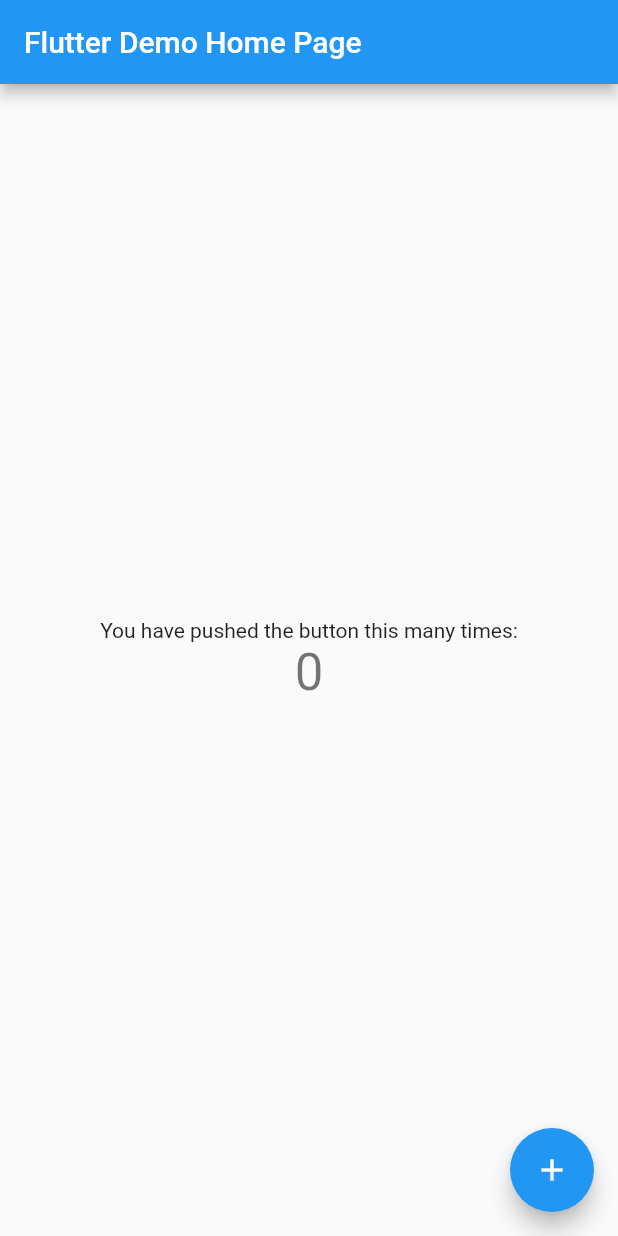
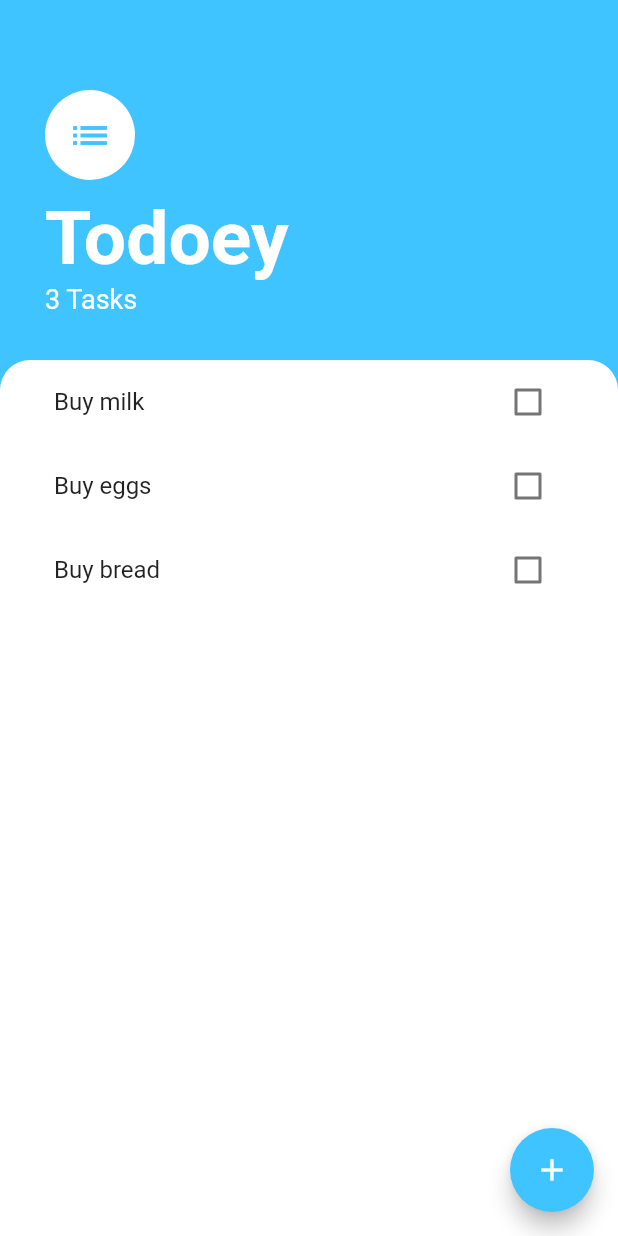
Before and after one commit to Z-inator/todoey_flutterTutorial, a Flutter app: the screen it shows after launch, on a phone screen of 412 x 824 dp. Run offline on Flutter 3.47's test engine with Material 2 defaults, Android fonts, the phone set to English and light mode, and no system bars.

Commit message:
Final Commit

```diff
--- a/lib/main.dart
+++ b/lib/main.dart
@@ -1,113 +1,18 @@
 import 'package:flutter/material.dart';
+import 'package:todoey_flutter/screens/tasks_screen.dart';
+import 'package:provider/provider.dart';
+import 'package:todoey_flutter/models/task_data.dart';
 
-void main() {
-  runApp(MyApp());
-}
+void main() => runApp(MyApp());
 
 class MyApp extends StatelessWidget {
-  // This widget is the root of your application.
   @override
   Widget build(BuildContext context) {
-    return MaterialApp(
-      title: 'Flutter Demo',
-      theme: ThemeData(
-        // This is the theme of your application.
-        //
-        // Try running your application with "flutter run". You'll see the
-        // application has a blue toolbar. Then, without quitting the app, try
-        // changing the primarySwatch below to Colors.green and then invoke
-        // "hot reload" (press "r" in the console where you ran "flutter run",
-        // or simply save your changes to "hot reload" in a Flutter IDE).
-        // Notice that the counter didn't reset back to zero; the application
-        // is not restarted.
-        primarySwatch: Colors.blue,
+    return ChangeNotifierProvider(
+      create: (context) => TaskData(),
+      child: MaterialApp(
+        home: TasksScreen(),
       ),
-      home: MyHomePage(title: 'Flutter Demo Home Page'),
     );
   }
 }
-
-class MyHomePage extends StatefulWidget {
-  MyHomePage({Key key, this.title}) : super(key: key);
-
-  // This widget is the home page of your application. It is stateful, meaning
-  // that it has a State object (defined below) that contains fields that affect
-  // how it looks.
-
-  // This class is the configuration for the state. It holds the values (in this
-  // case the title) provided by the parent (in this case the App widget) and
-  // used by the build method of the State. Fields in a Widget subclass are
-  // always marked "final".
-
-  final String title;
-
-  @override
-  _MyHomePageState createState() => _MyHomePageState();
-}
-
-class _MyHomePageState extends State<MyHomePage> {
-  int _counter = 0;
-
-  void _incrementCounter() {
-    setState(() {
-      // This call to setState tells the Flutter framework that something has
-      // changed in this State, which causes it to rerun the build method below
-      // so that the display can reflect the updated values. If we changed
-      // _counter without calling setState(), then the build method would not be
-      // called again, and so nothing would appear to happen.
-      _counter++;
-    });
-  }
-
-  @override
-  Widget build(BuildContext context) {
-    // This method is rerun every time setState is called, for instance as done
-    // by the _incrementCounter method above.
-    //
-    // The Flutter framework has been optimized to make rerunning build methods
-    // fast, so that you can just rebuild anything that needs updating rather
-    // than having to individually change instances of widgets.
-    return Scaffold(
-      appBar: AppBar(
-        // Here we take the value from the MyHomePage object that was created by
-        // the App.build method, and use it to set our appbar title.
-        title: Text(widget.title),
-      ),
-      body: Center(
-        // Center is a layout widget. It takes a single child and positions it
-        // in the middle of the parent.
-        child: Column(
-          // Column is also a layout widget. It takes a list of children and
-          // arranges them vertically. By default, it sizes itself to fit its
-          // children horizontally, and tries to be as tall as its parent.
-          //
-          // Invoke "debug painting" (press "p" in the console, choose the
-          // "Toggle Debug Paint" action from the Flutter Inspector in Android
-          // Studio, or the "Toggle Debug Paint" command in Visual Studio Code)
-          // to see the wireframe for each widget.
-          //
-          // Column has various properties to control how it sizes itself and
-          // how it positions its children. Here we use mainAxisAlignment to
-          // center the children vertically; the main axis here is the vertical
-          // axis because Columns are vertical (the cross axis would be
-          // horizontal).
-          mainAxisAlignment: MainAxisAlignment.center,
-          children: <Widget>[
-            Text(
-              'You have pushed the button this many times:',
-            ),
-            Text(
-              '$_counter',
-              style: Theme.of(context).textTheme.headline4,
-            ),
-          ],
-        ),
-      ),
-      floatingActionButton: FloatingActionButton(
-        onPressed: _incrementCounter,
-        tooltip: 'Increment',
-        child: Icon(Icons.add),
-      ), // This trailing comma makes auto-formatting nicer for build methods.
-    );
-  }
-}
--- /dev/null
+++ b/lib/models/task.dart
@@ -0,0 +1,10 @@
+class Task {
+  final String name;
+  bool isDone;
+
+  Task({this.name, this.isDone = false});
+
+  void toggleDone() {
+    isDone = !isDone;
+  }
+}
--- /dev/null
+++ b/lib/models/task_data.dart
@@ -0,0 +1,35 @@
+import 'package:flutter/foundation.dart';
+import 'package:todoey_flutter/models/task.dart';
+import 'dart:collection';
+
+class TaskData extends ChangeNotifier {
+  List<Task> _tasks = [
+    Task(name: 'Buy milk'),
+    Task(name: 'Buy eggs'),
+    Task(name: 'Buy bread'),
+  ];
+
+  UnmodifiableListView<Task> get tasks {
+    return UnmodifiableListView(_tasks);
+  }
+
+  int get taskCount {
+    return _tasks.length;
+  }
+
+  void addTask(String newTaskTitle) {
+    final task = Task(name: newTaskTitle);
+    _tasks.add(task);
+    notifyListeners();
+  }
+
+  void updateTask(Task task) {
+    task.toggleDone();
+    notifyListeners();
+  }
+
+  void deleteTask(Task task) {
+    _tasks.remove(task);
+    notifyListeners();
+  }
+}
--- /dev/null
+++ b/lib/screens/tasks_screen.dart
@@ -0,0 +1,84 @@
+import 'package:flutter/material.dart';
+import 'package:todoey_flutter/widgets/tasks_list.dart';
+import 'package:todoey_flutter/screens/add_task_screen.dart';
+import 'package:provider/provider.dart';
+import 'package:todoey_flutter/models/task_data.dart';
+
+class TasksScreen extends StatelessWidget {
+  @override
+  Widget build(BuildContext context) {
+    return Scaffold(
+      backgroundColor: Colors.lightBlueAccent,
+      floatingActionButton: FloatingActionButton(
+        backgroundColor: Colors.lightBlueAccent,
+        child: Icon(Icons.add),
+          onPressed: () {
+            showModalBottomSheet(
+                context: context,
+                isScrollControlled: true,
+                builder: (context) => SingleChildScrollView(
+                    child:Container(
+                      padding: EdgeInsets.only(bottom: MediaQuery.of(context).viewInsets.bottom),
+                      child: AddTaskScreen(),
+                    )
+                )
+            );
+          }
+      ),
+      body: Column(
+        crossAxisAlignment: CrossAxisAlignment.start,
+        children: <Widget>[
+          Container(
+            padding: EdgeInsets.only(
+                top: 60.0, left: 30.0, right: 30.0, bottom: 30.0),
+            child: Column(
+              crossAxisAlignment: CrossAxisAlignment.start,
+              children: <Widget>[
+                CircleAvatar(
+                  child: Icon(
+                    Icons.list,
+                    size: 30.0,
+                    color: Colors.lightBlueAccent,
+                  ),
+                  backgroundColor: Colors.white,
+                  radius: 30.0,
+                ),
+                SizedBox(
+                  height: 10.0,
+                ),
+                Text(
+                  'Todoey',
+                  style: TextStyle(
+                    color: Colors.white,
+                    fontSize: 50.0,
+                    fontWeight: FontWeight.w700,
+                  ),
+                ),
+                Text(
+                  '${Provider.of<TaskData>(context).taskCount} Tasks',
+                  style: TextStyle(
+                    color: Colors.white,
+                    fontSize: 18,
+                  ),
+                ),
+              ],
+            ),
+          ),
+          Expanded(
+            child: Container(
+              padding: EdgeInsets.symmetric(horizontal: 20.0),
+              decoration: BoxDecoration(
+                color: Colors.white,
+                borderRadius: BorderRadius.only(
+                  topLeft: Radius.circular(20.0),
+                  topRight: Radius.circular(20.0),
+                ),
+              ),
+              child: TasksList(),
+            ),
+          ),
+        ],
+      ),
+    );
+  }
+}
--- /dev/null
+++ b/lib/widgets/task_tile.dart
@@ -0,0 +1,31 @@
+import 'package:flutter/material.dart';
+
+class TaskTile extends StatelessWidget {
+  final bool isChecked;
+  final String taskTitle;
+  final Function checkboxCallback;
+  final Function longPressCallback;
+
+  TaskTile(
+      {this.isChecked,
+      this.taskTitle,
+      this.checkboxCallback,
+      this.longPressCallback});
+
+  @override
+  Widget build(BuildContext context) {
+    return ListTile(
+      onLongPress: longPressCallback,
+      title: Text(
+        taskTitle,
+        style: TextStyle(
+            decoration: isChecked ? TextDecoration.lineThrough : null),
+      ),
+      trailing: Checkbox(
+        activeColor: Colors.lightBlueAccent,
+        value: isChecked,
+        onChanged: checkboxCallback,
+      ),
+    );
+  }
+}
--- /dev/null
+++ b/lib/widgets/tasks_list.dart
@@ -0,0 +1,30 @@
+import 'package:flutter/material.dart';
+import 'package:todoey_flutter/widgets/task_tile.dart';
+import 'package:provider/provider.dart';
+import 'package:todoey_flutter/models/task_data.dart';
+
+class TasksList extends StatelessWidget {
+  @override
+  Widget build(BuildContext context) {
+    return Consumer<TaskData>(
+      builder: (context, taskData, child) {
+        return ListView.builder(
+          itemBuilder: (context, index) {
+            final task = taskData.tasks[index];
+            return TaskTile(
+              taskTitle: task.name,
+              isChecked: task.isDone,
+              checkboxCallback: (checkboxState) {
+                taskData.updateTask(task);
+              },
+              longPressCallback: () {
+                taskData.deleteTask(task);
+              },
+            );
+          },
+          itemCount: taskData.taskCount,
+        );
+      },
+    );
+  }
+}
--- a/pubspec.yaml
+++ b/pubspec.yaml
@@ -28,6 +28,7 @@ dependencies:
   # The following adds the Cupertino Icons font to your application.
   # Use with the CupertinoIcons class for iOS style icons.
   cupertino_icons: ^1.0.1
+  provider: ^4.3.2+3
 
 dev_dependencies:
   flutter_test:
```
Also changed, not shown: lib/screens/add_task_screen.dart (added, +58 -0 lines), pubspec.lock.
